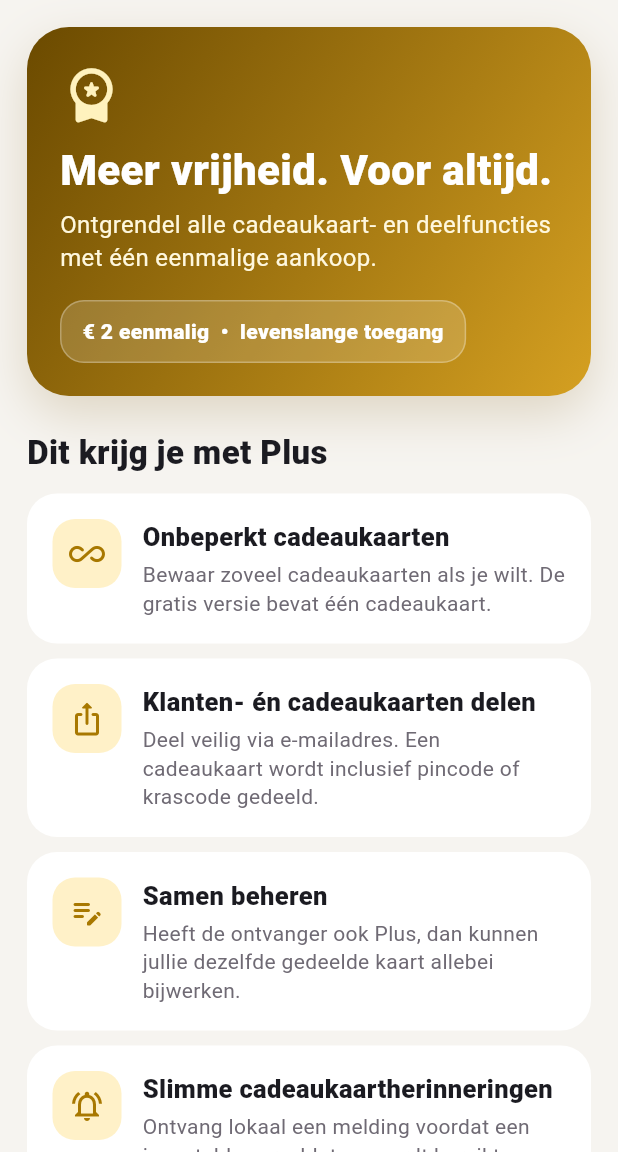
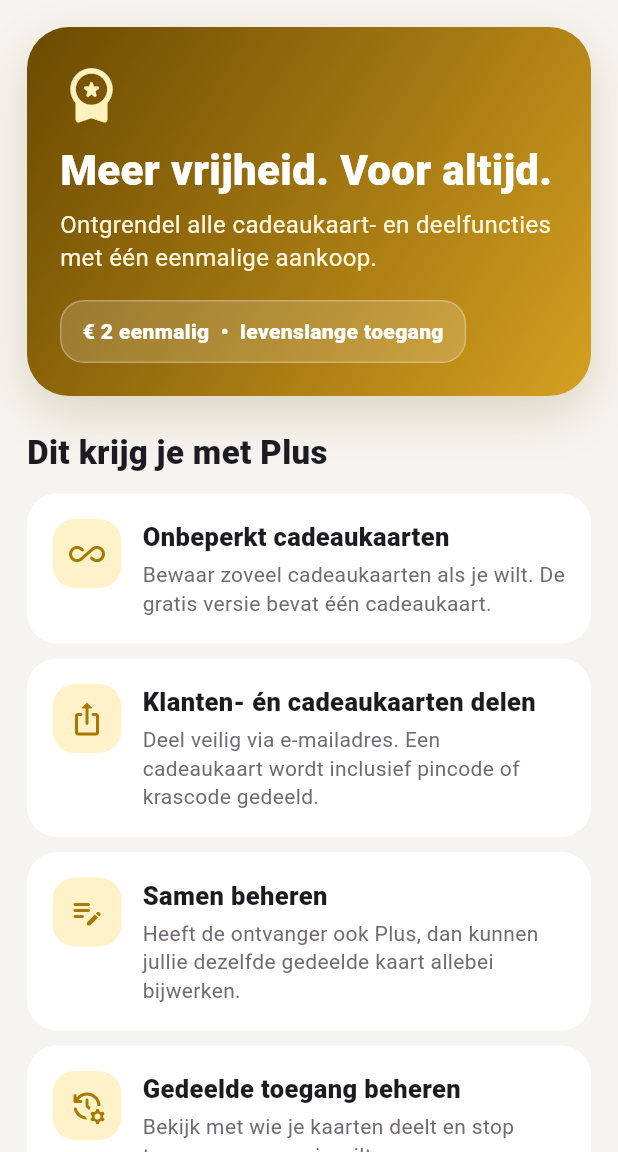
Before and after one commit to RonaldB03/paskluis, a Flutter app: the PlusInformationScreen screen opened directly, on a phone screen of 412 x 824 dp, the part 84-1236 px from its top. Run offline on Flutter 3.47's test engine with Material 3 defaults, Android fonts, the phone set to English and light mode, and no system bars; our stand-ins replace barcode_widget, flutter_local_notifications, flutter_secure_storage, geolocator, hive_ce_flutter, image_picker and 6 more; missing offline and left inert: google_mlkit_text_recognition, mobile_scanner, screen_brightness; accounts and stored records are empty.

Commit message:
Clarify Plus shared access benefit

```diff
--- a/lib/features/premium/plus_information_screen.dart
+++ b/lib/features/premium/plus_information_screen.dart
@@ -87,9 +87,9 @@
             subtitle: 'Heeft de ontvanger ook Plus, dan kunnen jullie dezelfde gedeelde kaart allebei bijwerken.',
           ),
           const _Benefit(
-            icon: Icons.notifications_active_outlined,
-            title: 'Slimme cadeaukaartherinneringen',
-            subtitle: 'Ontvang lokaal een melding voordat een ingestelde vervaldatum wordt bereikt.',
+            icon: Icons.manage_history_rounded,
+            title: 'Gedeelde toegang beheren',
+            subtitle: 'Bekijk met wie je kaarten deelt en stop toegang wanneer je wilt.',
           ),
           const SizedBox(height: 10),
           Container(
```
